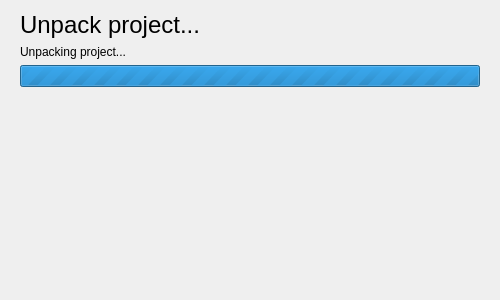
Above: src/dialog/unpackDialog.ui from ooflet/Mi-Create before the change. Below: the same form after it.
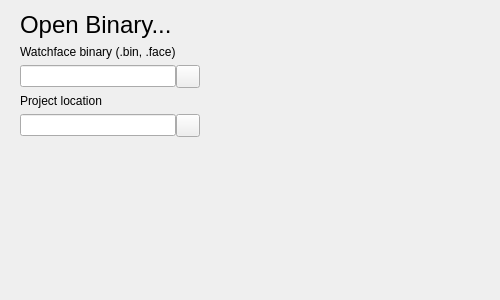
That is the form after the change. The open tabs and pages were chosen to show the change. Icons and pictures are not drawn.

Diff of the .ui file:
```diff
--- a/src/dialog/unpackDialog.ui
+++ b/src/dialog/unpackDialog.ui
@@ -97,14 +97,14 @@
        <item row="3" column="0">
         <widget class="QLabel" name="label_6">
          <property name="text">
-          <string>Unpack location</string>
+          <string>Project location</string>
          </property>
         </widget>
        </item>
        <item row="1" column="0">
         <widget class="QLabel" name="label_5">
          <property name="text">
-          <string>Watchface binary (.FACE)</string>
+          <string>Watchface binary (.bin, .face)</string>
          </property>
         </widget>
        </item>
@@ -120,7 +120,7 @@
           <string notr="true">QLabel { font-size: 18pt;}</string>
          </property>
          <property name="text">
-          <string>Unpack project...</string>
+          <string>Open Binary...</string>
          </property>
         </widget>
        </item>
@@ -148,71 +148,6 @@
        </item>
       </layout>
      </widget>
-     <widget class="QWidget" name="page">
-      <layout class="QVBoxLayout" name="verticalLayout_2">
-       <property name="topMargin">
-        <number>0</number>
-       </property>
-       <item>
-        <widget class="QLabel" name="label">
-         <property name="sizePolicy">
-          <sizepolicy hsizetype="Maximum" vsizetype="Maximum">
-           <horstretch>0</horstretch>
-           <verstretch>0</verstretch>
-          </sizepolicy>
-         </property>
-         <property name="styleSheet">
-          <string notr="true">QLabel { font-size: 18pt;}</string>
-         </property>
-         <property name="text">
-          <string>Unpack project...</string>
-         </property>
-        </widget>
-       </item>
-       <item>
-        <widget class="QLabel" name="label_2">
-         <property name="sizePolicy">
-          <sizepolicy hsizetype="Preferred" vsizetype="Maximum">
-           <horstretch>0</horstretch>
-           <verstretch>0</verstretch>
-          </sizepolicy>
-         </property>
-         <property name="text">
-          <string>Unpacking project...</string>
-         </property>
-        </widget>
-       </item>
-       <item>
-        <widget class="QProgressBar" name="progressBar">
-         <property name="maximum">
-          <number>0</number>
-         </property>
-         <property name="value">
-          <number>0</number>
-         </property>
-         <property name="textVisible">
-          <bool>false</bool>
-         </property>
-         <property name="invertedAppearance">
-          <bool>false</bool>
-         </property>
-        </widget>
-       </item>
-       <item>
-        <spacer name="verticalSpacer">
-         <property name="orientation">
-          <enum>Qt::Vertical</enum>
-         </property>
-         <property name="sizeHint" stdset="0">
-          <size>
-           <width>20</width>
-           <height>40</height>
-          </size>
-         </property>
-        </spacer>
-       </item>
-      </layout>
-     </widget>
      <widget class="QWidget" name="page_2">
       <layout class="QVBoxLayout" name="verticalLayout">
        <property name="topMargin">
```
